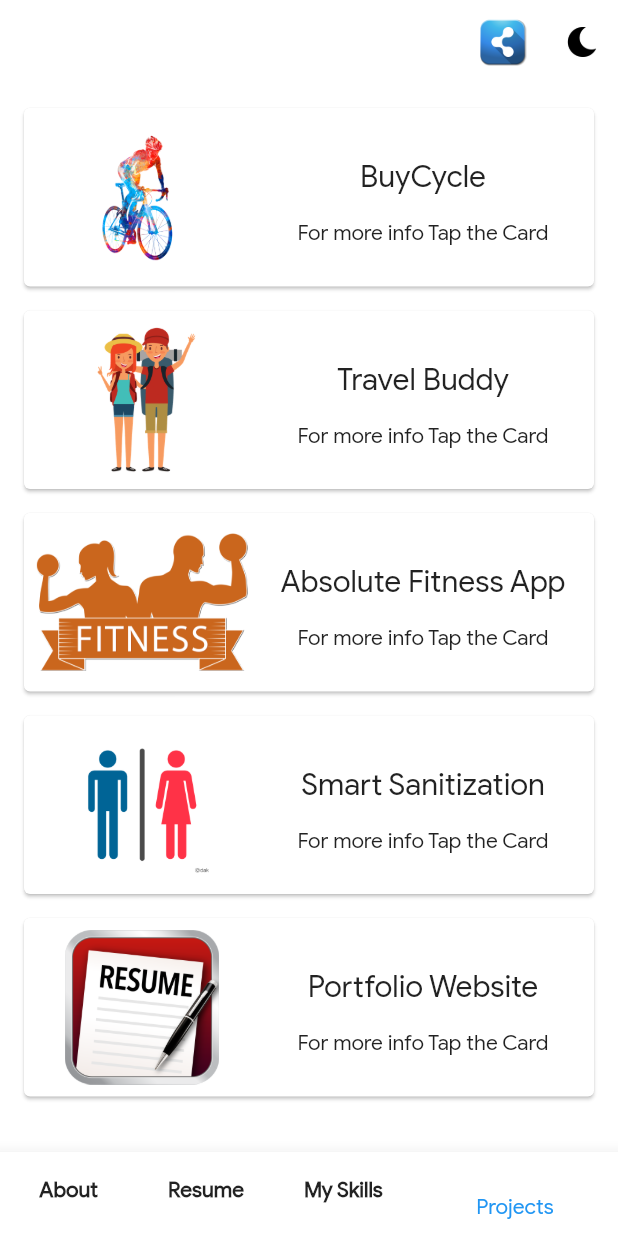
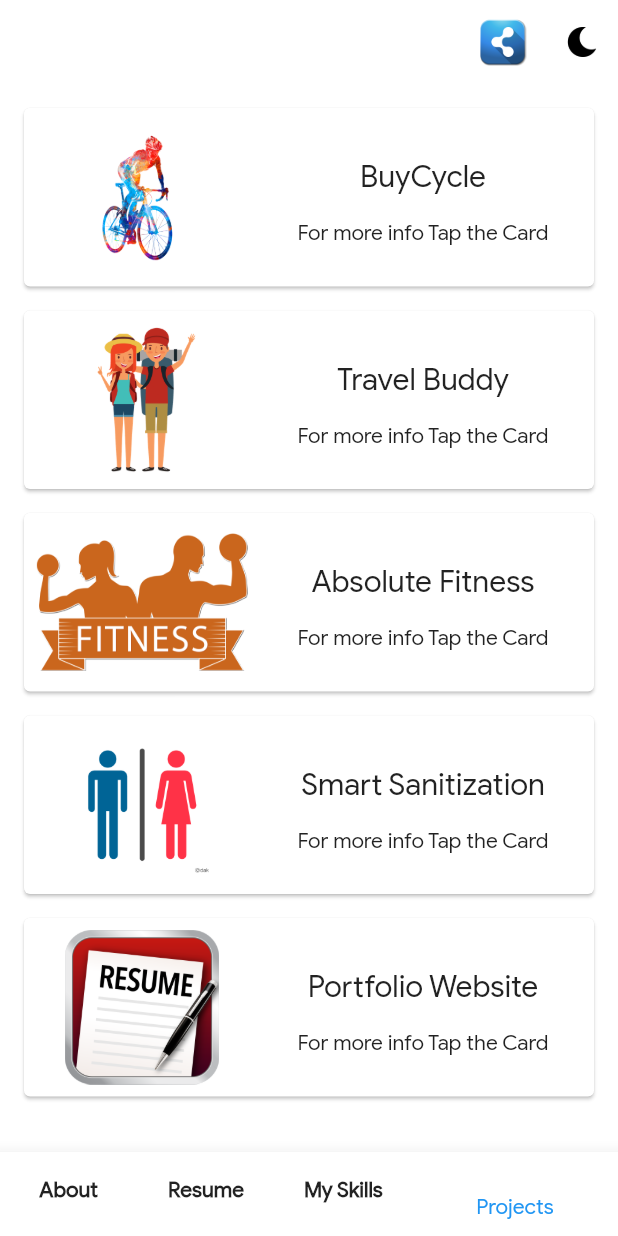
Before and after one commit to Deepeshac2890/pro_resume, a Flutter app: the screen it shows after launch, item 4 of the bottom bar chosen, on a phone screen of 412 x 824 dp. Run offline on Flutter 3.47's test engine with Material 2 defaults, Android fonts, the phone set to English and light mode, and no system bars; drawn by our look-alikes of flip_card; our stand-ins replace animated_text_kit, auto_size_text, firebase_core, percent_indicator, share_plus; missing offline and left inert: dart:html, mailto, syncfusion_flutter_pdfviewer; accounts and stored records are empty.

Commit message:
Minor Change.

```diff
--- a/lib/Constants/projectsConstants.dart
+++ b/lib/Constants/projectsConstants.dart
@@ -19,7 +19,7 @@ final List<Project> projects = [
       isCompleted: true,
       techStack: ['Flutter', 'Firebase', 'Dart']),
   Project(
-      name: 'Absolute Fitness App',
+      name: 'Absolute Fitness',
       image: Assets.absoluteFitness,
       description:
           'An App which is being developed for Absolute Fitness Gym Pune in which the user can join virtual scheduled classes. It allows the admin to enroll a new members to gym and schedule classes.',
```
